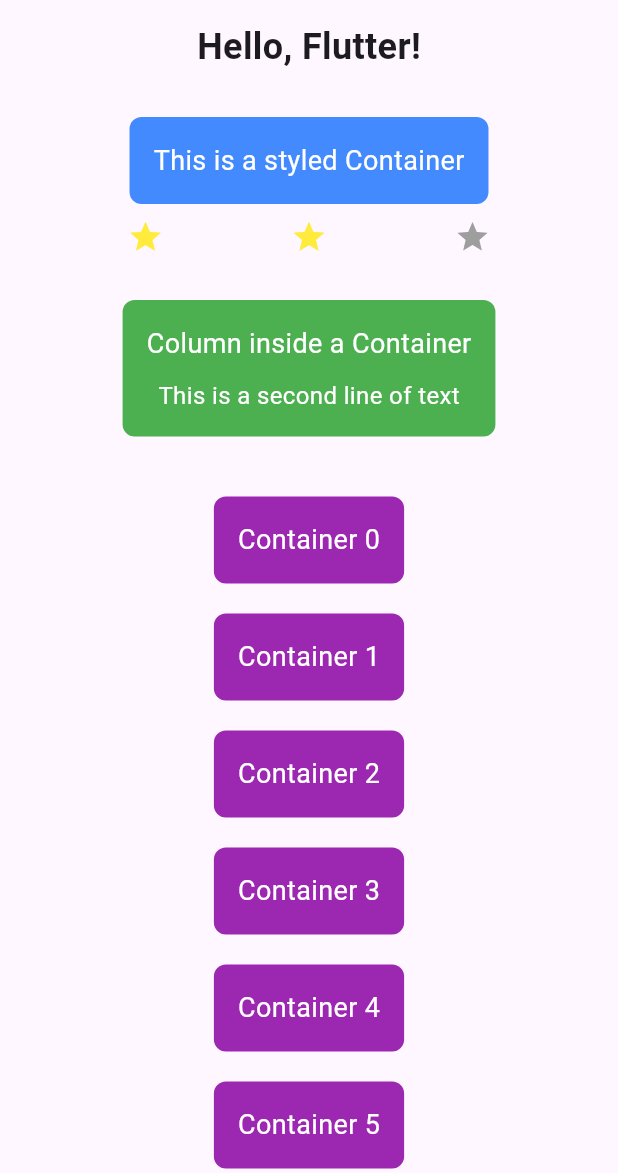
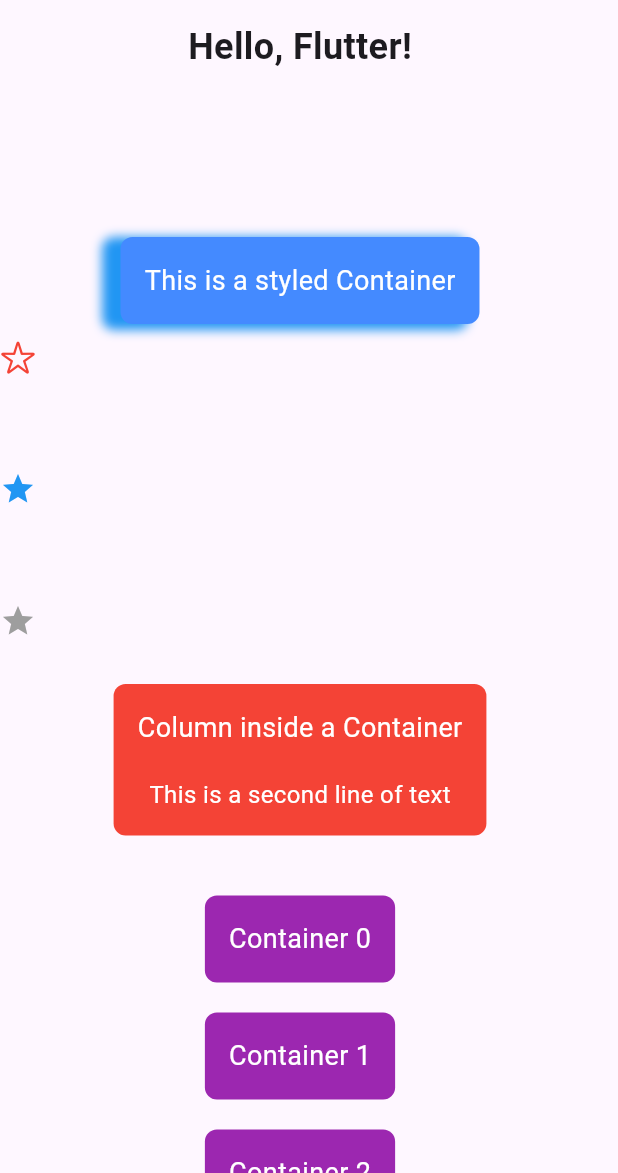
Before and after one commit to udcode/flutter_zero2hero, a Flutter app: the screen it shows after launch, on a phone screen of 412 x 824 dp, the part 63-1236 px from its top. Run offline on Flutter 3.47's test engine with Material 3 defaults, Android fonts, the phone set to English and light mode, and no system bars.

Commit message:
box shadow

```diff
--- a/lecture_2/lib/main.dart
+++ b/lecture_2/lib/main.dart
@@ -1,8 +1,11 @@
+import 'package:flutter/cupertino.dart';
 import 'package:flutter/material.dart';
 
 void main() {
   runApp(MyApp());
 }
+
+
 
 class MyApp extends StatelessWidget {
   @override
@@ -14,14 +17,16 @@ class MyApp extends StatelessWidget {
           title: Text('Basic Widgets Demo'),
         ),
         body: SingleChildScrollView(
+
           child: Column(
             children: [
+
               // Text Widget
               Text(
                 'Hello, Flutter!',
                 style: TextStyle(fontSize: 24, fontWeight: FontWeight.bold),
               ),
-              SizedBox(height: 20), // SizedBox for spacing
+              SizedBox(height:100,width: 100,), // SizedBox for spacing
 
               // Container with styling
               Container(
@@ -30,6 +35,14 @@ class MyApp extends StatelessWidget {
                 decoration: BoxDecoration(
                   color: Colors.blueAccent,
                   borderRadius: BorderRadius.circular(8),
+                  boxShadow: [
+                    BoxShadow(
+                      color: Colors.blue,
+                      blurRadius: 5,
+                      spreadRadius: 2,
+                      offset: Offset(-10, 2),
+                    ),
+                  ],
                 ),
                 child: Text(
                   'This is a styled Container',
@@ -38,13 +51,18 @@ class MyApp extends StatelessWidget {
               ),
 
               // Row with multiple children
-              Row(
-                mainAxisAlignment: MainAxisAlignment.spaceEvenly,
-                children: [
-                  Icon(Icons.star, color: Colors.yellow),
-                  Icon(Icons.star, color: Colors.yellow),
-                  Icon(Icons.star, color: Colors.grey),
-                ],
+              SizedBox(
+                height: 200,
+                width:400,
+                child: Column(
+                  crossAxisAlignment: CrossAxisAlignment.start,
+                  mainAxisAlignment: MainAxisAlignment.spaceBetween,
+                  children: [
+                    Icon(CupertinoIcons.star, color: Colors.red),
+                    Icon(Icons.star, color: Colors.blue),
+                    Icon(Icons.star, color: Colors.grey),
+                  ],
+                ),
               ),
               SizedBox(height: 20), // SizedBox for spacing
 
@@ -53,7 +71,7 @@ class MyApp extends StatelessWidget {
                 padding: EdgeInsets.all(16),
                 margin: EdgeInsets.symmetric(vertical: 10),
                 decoration: BoxDecoration(
-                  color: Colors.green,
+                  color: Colors.red,
                   borderRadius: BorderRadius.circular(8),
                 ),
                 child: Column(
@@ -62,7 +80,7 @@ class MyApp extends StatelessWidget {
                       'Column inside a Container',
                       style: TextStyle(color: Colors.white, fontSize: 18),
                     ),
-                    SizedBox(height: 10), // SizedBox for spacing
+                    SizedBox(height: 20), // SizedBox for spacing
                     Text(
                       'This is a second line of text',
                       style: TextStyle(color: Colors.white, fontSize: 16),
```
